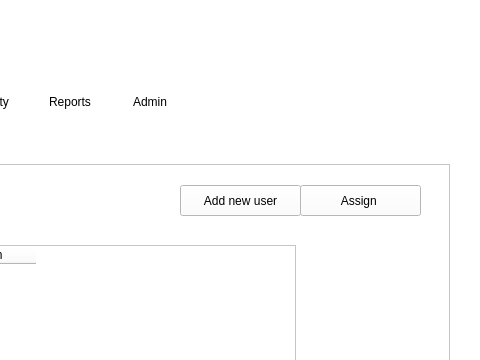
The window that gui/menuwindow.ui (pauqiu/la-gang-gang) describes before a commit, drawn with Qt 5; both pictures show x 620 to 1100 and y 0 to 360 of the 1100 by 700 pixel window.
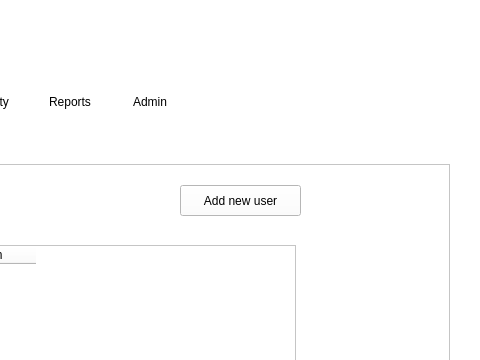
The same window after the commit. The open tabs and pages were chosen to show the change.

Patch:
```diff
--- a/gui/menuwindow.ui
+++ b/gui/menuwindow.ui
@@ -410,22 +410,6 @@
            <string>Add new user</string>
           </property>
          </widget>
-         <widget class="QPushButton" name="asignRoleButton">
-          <property name="geometry">
-           <rect>
-            <x>670</x>
-            <y>20</y>
-            <width>121</width>
-            <height>31</height>
-           </rect>
-          </property>
-          <property name="styleSheet">
-           <string notr="true">color: rgb(0, 0, 0);</string>
-          </property>
-          <property name="text">
-           <string>Assign </string>
-          </property>
-         </widget>
          <widget class="QLabel" name="systemRolesTitle_2">
           <property name="geometry">
            <rect>
```
Left out of the diff: 6 changed lines with no effect on the pictures.
